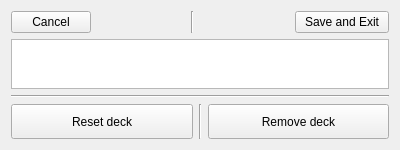
The window that edit_deck.ui (Szybet/sanki) describes before a commit, drawn with Qt 5.
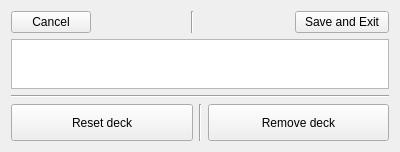
The same window after the commit.

Diff of the .ui file:
```diff
--- a/edit_deck.ui
+++ b/edit_deck.ui
@@ -7,7 +7,7 @@
     <x>0</x>
     <y>0</y>
     <width>400</width>
-    <height>150</height>
+    <height>152</height>
    </rect>
   </property>
   <property name="windowTitle">
```
Left out of the diff: 3 changed lines with no effect on the pictures.
